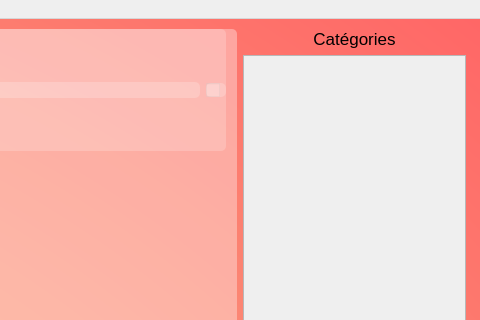
First picture: the form in Interface_graphique/PyQt/UI/fenetreGestion_test.ui, repository MindPass/Code, before the edit; both pictures show x 665 to 1145 and y 0 to 320 of the 1145 by 857 pixel window.
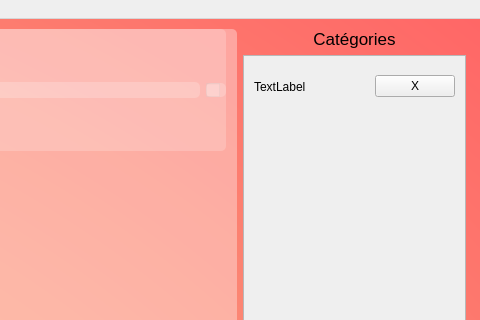
Second picture: the form after the edit. Icons and pictures are not drawn.

What changed in the file:
```diff
--- a/Interface_graphique/PyQt/UI/fenetreGestion_test.ui
+++ b/Interface_graphique/PyQt/UI/fenetreGestion_test.ui
@@ -155,6 +155,35 @@
             <height>742</height>
            </rect>
           </property>
+          <widget class="QWidget" name="horizontalLayoutWidget_2">
+           <property name="geometry">
+            <rect>
+             <x>10</x>
+             <y>10</y>
+             <width>201</width>
+             <height>41</height>
+            </rect>
+           </property>
+           <layout class="QHBoxLayout" name="ligne_cat" stretch="9,1">
+            <item>
+             <widget class="QLabel" name="label_cat">
+              <property name="text">
+               <string>TextLabel</string>
+              </property>
+             </widget>
+            </item>
+            <item>
+             <widget class="QPushButton" name="pushButton_cat">
+              <property name="enabled">
+               <bool>true</bool>
+              </property>
+              <property name="text">
+               <string>X</string>
+              </property>
+             </widget>
+            </item>
+           </layout>
+          </widget>
          </widget>
         </widget>
        </item>
```
